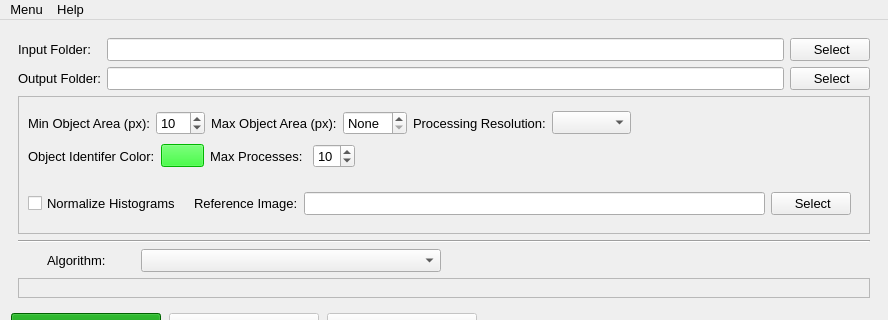
Before: the Qt Designer form resources/views/images/MainWindow.ui in crgrove/automated-drone-image-analysis-tool, drawn with Qt 5; both pictures show x 0 to 888 and y 0 to 320 of the 888 by 861 pixel window.
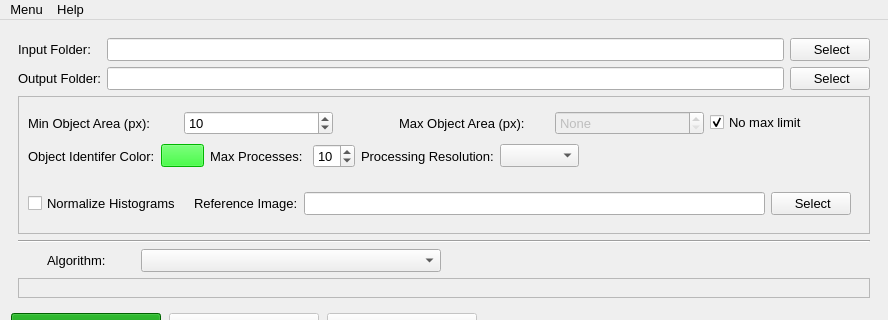
After: the same form once the commit is applied. Icons and pictures are not drawn.

Commit message: feat: Added recent colors to "Add Color" menu. feat: Added checkbox for toggling max object size.

```diff
--- a/resources/views/images/MainWindow.ui
+++ b/resources/views/images/MainWindow.ui
@@ -241,6 +241,22 @@
                  </property>
                 </widget>
                </item>
+               <item>
+                <spacer name="horizontalSpacer_2">
+                 <property name="orientation">
+                  <enum>Qt::Horizontal</enum>
+                 </property>
+                 <property name="sizeType">
+                  <enum>QSizePolicy::Fixed</enum>
+                 </property>
+                 <property name="sizeHint" stdset="0">
+                  <size>
+                   <width>60</width>
+                   <height>20</height>
+                  </size>
+                 </property>
+                </spacer>
+               </item>
                <item>
                 <widget class="QLabel" name="maxAreaLabel">
                  <property name="font">
@@ -260,6 +276,9 @@
                </item>
                <item>
                 <widget class="QSpinBox" name="maxAreaSpinBox">
+                 <property name="enabled">
+                  <bool>false</bool>
+                 </property>
                  <property name="font">
                   <font>
                    <pointsize>10</pointsize>
@@ -294,7 +313,7 @@
                 </widget>
                </item>
                <item>
-                <widget class="QLabel" name="processingResolutionLabel">
+                <widget class="QCheckBox" name="maxAreaNoLimitCheckbox">
                  <property name="font">
                   <font>
                    <pointsize>10</pointsize>
@@ -305,53 +324,13 @@
 Lower resolutions = faster processing but may miss small objects.</string>
                  </property>
                  <property name="text">
-                  <string>Processing Resolution:</string>
+                  <string>No max limit</string>
                  </property>
-                </widget>
-               </item>
-               <item>
-                <widget class="QComboBox" name="processingResolutionCombo">
-                 <property name="sizePolicy">
-                  <sizepolicy hsizetype="Minimum" vsizetype="Fixed">
-                   <horstretch>0</horstretch>
-                   <verstretch>0</verstretch>
-                  </sizepolicy>
+                 <property name="checked">
+                  <bool>true</bool>
                  </property>
-                 <property name="font">
-                  <font>
-                   <pointsize>10</pointsize>
-                  </font>
-                 </property>
-                 <property name="toolTip">
-                  <string>Select processing resolution as percentage of original image size:
-• 100%: Original resolution (no scaling, highest quality, slowest)
-• 75%: High quality (~56% of pixels, ~1.8x faster)
-• 50%: Balanced quality (25% of pixels, ~4x faster) - RECOMMENDED
-• 33%: Fast processing (~11% of pixels, ~9x faster)
-• 25%: Very fast (6% of pixels, ~16x faster)
-• 10%: Ultra fast (1% of pixels, ~100x faster)
-
-Percentage scaling preserves original aspect ratio.
-Works with any image size, orientation, or aspect ratio.
-
-Min/Max Area values are always specified in original resolution.
-All results are returned in original resolution coordinates.</string>
-                 </property>
                 </widget>
                </item>
-               <item>
-                <spacer name="horizontalSpacer_2">
-                 <property name="orientation">
-                  <enum>Qt::Horizontal</enum>
-                 </property>
-                 <property name="sizeHint" stdset="0">
-                  <size>
-                   <width>40</width>
-                   <height>20</height>
-                  </size>
-                 </property>
-                </spacer>
-               </item>
               </layout>
              </widget>
             </item>
@@ -457,6 +436,52 @@
                  </property>
                 </widget>
                </item>
+               <item>
+                <widget class="QLabel" name="processingResolutionLabel">
+                 <property name="font">
+                  <font>
+                   <pointsize>10</pointsize>
+                  </font>
+                 </property>
+                 <property name="toolTip">
+                  <string>Resolution at which images are processed.
+Lower resolutions = faster processing but may miss small objects.</string>
+                 </property>
+                 <property name="text">
+                  <string>Processing Resolution:</string>
+                 </property>
+                </widget>
+               </item>
+               <item>
+                <widget class="QComboBox" name="processingResolutionCombo">
+                 <property name="sizePolicy">
+                  <sizepolicy hsizetype="Minimum" vsizetype="Fixed">
+                   <horstretch>0</horstretch>
+                   <verstretch>0</verstretch>
+                  </sizepolicy>
+                 </property>
+                 <property name="font">
+                  <font>
+                   <pointsize>10</pointsize>
+                  </font>
+                 </property>
+                 <property name="toolTip">
+                  <string>Select processing resolution as percentage of original image size:
+• 100%: Original resolution (no scaling, highest quality, slowest)
+• 75%: High quality (~56% of pixels, ~1.8x faster)
+• 50%: Balanced quality (25% of pixels, ~4x faster) - RECOMMENDED
+• 33%: Fast processing (~11% of pixels, ~9x faster)
+• 25%: Very fast (6% of pixels, ~16x faster)
+• 10%: Ultra fast (1% of pixels, ~100x faster)
+
+Percentage scaling preserves original aspect ratio.
+Works with any image size, orientation, or aspect ratio.
+
+Min/Max Area values are always specified in original resolution.
+All results are returned in original resolution coordinates.</string>
+                 </property>
+                </widget>
+               </item>
                <item>
                 <spacer name="horizontalSpacer">
                  <property name="orientation">
```
Left out of the diff: 5 changed lines with no effect on the pictures. The commit also changes 12 other files.
